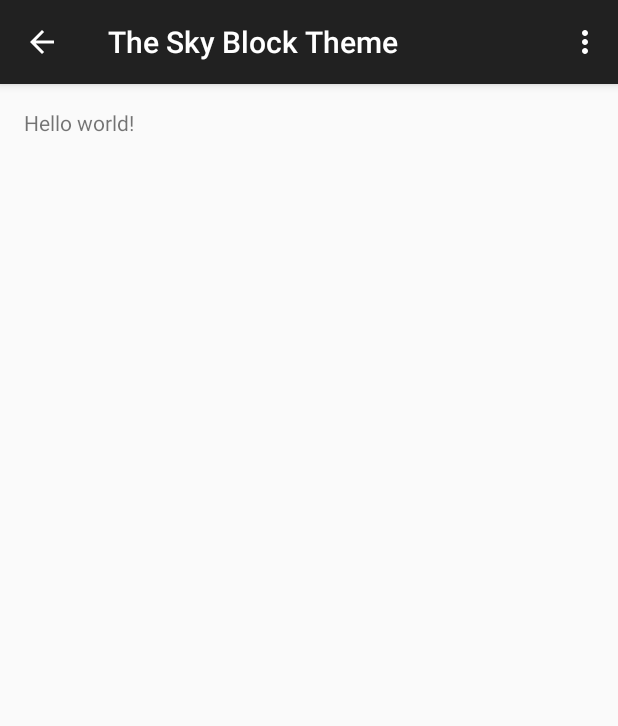
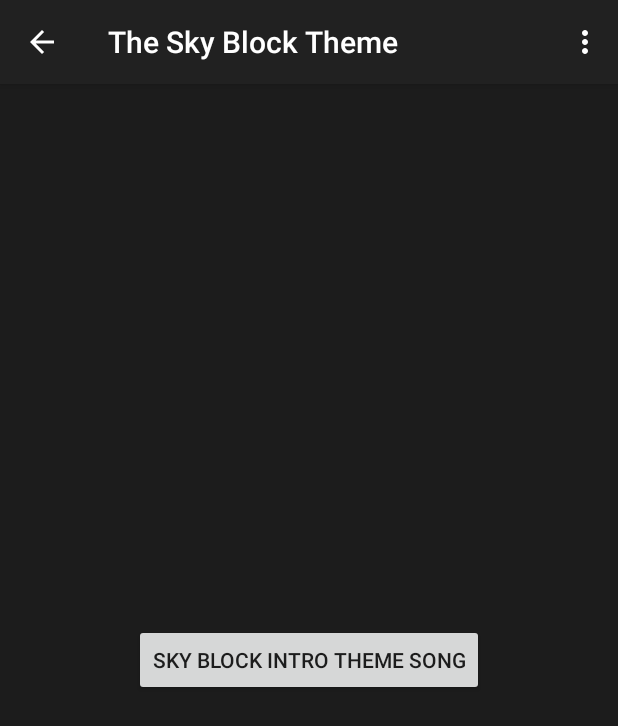
Before and after one commit to DJFLuFFy-vs-joe/De_Coole_Piraten_Club, an Android app: the SkyBlockActivity screen opened directly, with no data from a screen before it, on a phone screen of 412 x 824 dp. Shown: the top 726 px of the screen. Run offline under Robolectric (Android 15) with nearby library versions, the phone set to English and light mode, and no system bars.

Commit message:
Added  a Button and changed the background color

```diff
--- a/app/src/main/res/layout/activity_sky_block.xml
+++ b/app/src/main/res/layout/activity_sky_block.xml
@@ -4,9 +4,15 @@
     android:paddingRight="@dimen/activity_horizontal_margin"
     android:paddingTop="@dimen/activity_vertical_margin"
     android:paddingBottom="@dimen/activity_vertical_margin"
+    android:background="#1c1c1c"
     tools:context="nl.vsjoe.android.decoolepiratenclub.SkyBlockActivity">
 
-    <TextView android:text="@string/hello_world" android:layout_width="wrap_content"
-        android:layout_height="wrap_content" />
 
+    <Button
+        android:layout_width="wrap_content"
+        android:layout_height="wrap_content"
+        android:text="Sky Block Intro Theme Song"
+        android:id="@+id/skyBlockIntro"
+        android:layout_centerVertical="true"
+        android:layout_centerHorizontal="true" />
 </RelativeLayout>
```
